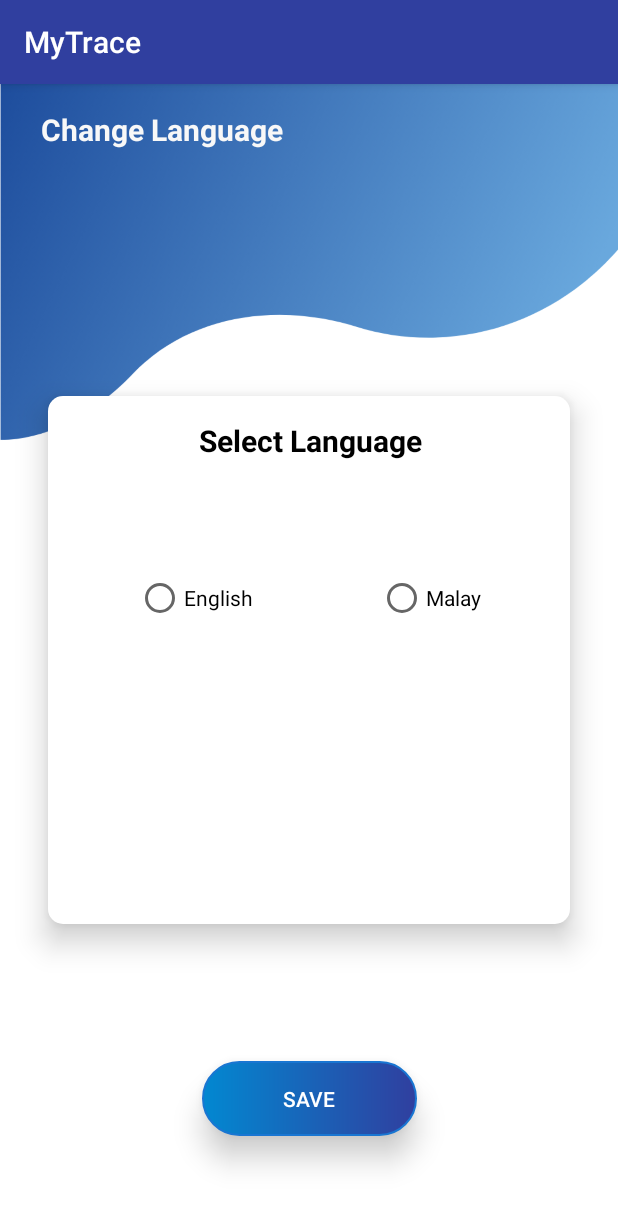
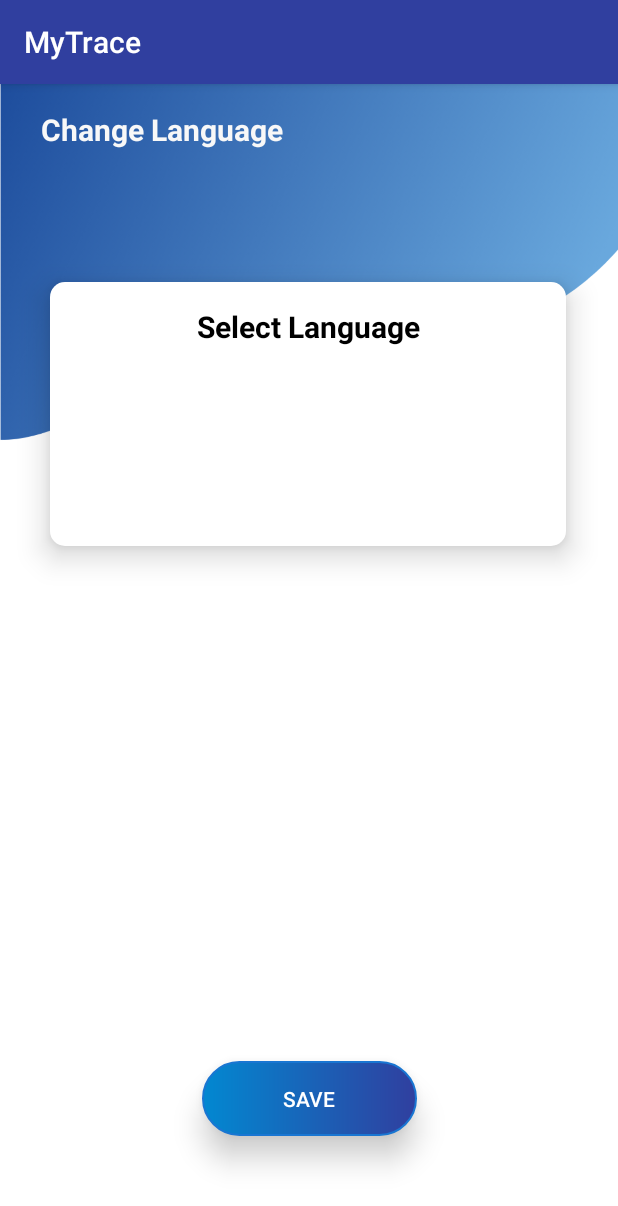
Before and after one commit to izzati2506/TraceTogether_APP, an Android app: the Change_Language screen opened directly, with no data from a screen before it, on a phone screen of 412 x 824 dp. Shown: the top 1206 px of the screen. Run offline under Robolectric (Android 15) with nearby library versions, the phone set to English and light mode, and no system bars.

Commit message:
edited the Login page

```diff
--- a/app/src/main/AndroidManifest.xml
+++ b/app/src/main/AndroidManifest.xml
@@ -2,6 +2,9 @@
 <manifest xmlns:android="http://schemas.android.com/apk/res/android"
     xmlns:tools="http://schemas.android.com/tools"
     package="com.example.mytrace">
+    <uses-permission android:name="android.permission.INTERNET"/>
+    <uses-permission android:name="android.permission.ACCESS_NETWORK_STATE"/>
+
 
     <application
         android:allowBackup="true"
@@ -13,9 +16,6 @@
         android:supportsRtl="true"
         android:theme="@style/Theme.MyTrace"
         tools:targetApi="31">
-        <activity
-            android:name=".Forget_password"
-            android:exported="false" />
         <activity
             android:name=".Application.Login.Login"
             android:exported="true">
--- a/app/src/main/java/com/example/mytrace/Application/Login/Login.java
+++ b/app/src/main/java/com/example/mytrace/Application/Login/Login.java
@@ -43,15 +43,16 @@ FirebaseAuth mAuth;
 
         btn_register =(Button) findViewById(R.id.btn_register);
         btn_register.setOnClickListener(this);
+
         btn_login=(Button) findViewById(R.id.btn_login);
         btn_login.setOnClickListener(this);
 
         ForgotPassowrdBt=findViewById(R.id.ForgotPassowrdBt);
         ForgotPassowrdBt.setOnClickListener(this);
 
-             email=(EditText) findViewById(R.id.email);
-             password=(EditText) findViewById(R.id.password);
-             spinner=(Spinner) findViewById(R.id.spinner);
+        email=(EditText) findViewById(R.id.email);
+        password=(EditText) findViewById(R.id.password);
+        spinner=(Spinner) findViewById(R.id.spinner);
 
            /*
         ArrayAdapter<CharSequence> adapter= ArrayAdapter.createFromResource(this, R.array.usertype, androidx.appcompat.R.layout.support_simple_spinner_dropdown_item  );
@@ -118,13 +119,11 @@ FirebaseAuth mAuth;
     public void onClick(View v) {
         switch (v.getId()){
 
-
             case R.id.btn_register:
                 startActivity(new Intent(Login.this,Registration_3.class));
-
+                break;
             case R.id.ForgotPassowrdBt:
                startActivity(new Intent(this,Forget_password.class));
-
                 break;
             case R.id.btn_login:
                 UserLogin();
--- a/app/src/main/java/com/example/mytrace/Application/Profile/Change_Language.java
+++ b/app/src/main/java/com/example/mytrace/Application/Profile/Change_Language.java
@@ -7,7 +7,12 @@ import androidx.appcompat.app.AppCompatActivity;
 import com.example.mytrace.R;
 
 public class Change_Language extends AppCompatActivity {
+
+    String[] item ={"M","Design","Component" ,"5.0 Lollipop"};
+
     protected void onCreate(Bundle savedInstanceState){
         super.onCreate(savedInstanceState);
         setContentView(R.layout.pp_change_language);
+
+
 }}
--- a/app/src/main/java/com/example/mytrace/Application/Registeration/Registration_3.java
+++ b/app/src/main/java/com/example/mytrace/Application/Registeration/Registration_3.java
@@ -67,6 +67,7 @@ public class Registration_3 extends AppCompatActivity implements View.OnClickLis
 
     @Override
     public void onClick(View v) {
+
         switch (v.getId()){
             case R.id.NvToLogin:
                 startActivity(new Intent(this,Login.class));
@@ -136,22 +137,23 @@ public class Registration_3 extends AppCompatActivity implements View.OnClickLis
 
 
         progressBar.setVisibility(View.VISIBLE);
-
         firebaseAuth.createUserWithEmailAndPassword(email,password)
                 .addOnCompleteListener(new OnCompleteListener<AuthResult>() {
+
                     @Override
                     public void onComplete(@NonNull Task<AuthResult> task) {
                         if(task.isSuccessful()) {
                             Users user = new Users(fullName, age, email);
 
-                            FirebaseDatabase.getInstance().getReference("Users")
+                                 FirebaseDatabase.getInstance().getReference("Users")
                                     .child(FirebaseAuth.getInstance().getCurrentUser().getUid())
                                     .setValue(user).addOnCompleteListener(new OnCompleteListener<Void>() {
 
                                         @Override
                                         public void onComplete(@NonNull Task<Void> task) {
+
                                             if (task.isSuccessful()) {
-                                                Toast.makeText(Registration_3.this, "User has been registered succeessfully! ", Toast.LENGTH_LONG).show();
+                                                Toast.makeText(Registration_3.this, "User has been registered successfully! ", Toast.LENGTH_LONG).show();
                                                 progressBar.setVisibility(View.GONE);
                                                 Intent intent4 = new Intent(Registration_3.this, Login.class);
                                                 startActivity(intent4);
--- a/app/src/main/res/layout/pp_change_language.xml
+++ b/app/src/main/res/layout/pp_change_language.xml
@@ -5,7 +5,9 @@
     android:layout_width="match_parent"
     android:layout_height="match_parent"
     android:background="@drawable/background"
-    tools:context=".Application.Profile.Change_Language">
+    tools:context=".Application.Profile.Change_Language"
+
+    >
 
 
     <TextView
@@ -23,60 +25,6 @@
         app:layout_constraintTop_toTopOf="parent"
         app:layout_constraintVertical_bias="0.023" />
 
-    <androidx.constraintlayout.widget.ConstraintLayout
-        android:id="@+id/constraintLayout2"
-        android:layout_width="348dp"
-        android:layout_height="352dp"
-        android:background="@drawable/white_background"
-        android:elevation="12dp"
-        app:layout_constraintBottom_toBottomOf="parent"
-        app:layout_constraintEnd_toEndOf="parent"
-        app:layout_constraintStart_toStartOf="parent"
-        app:layout_constraintTop_toTopOf="parent">
-
-        <TextView
-            android:id="@+id/textView26"
-            android:layout_width="185dp"
-            android:layout_height="51dp"
-            android:text="Select Language"
-            android:textAlignment="center"
-            android:textColor="#000000"
-            android:textSize="20sp"
-            android:textStyle="bold"
-            app:layout_constraintBottom_toBottomOf="parent"
-            app:layout_constraintEnd_toEndOf="parent"
-            app:layout_constraintHorizontal_bias="0.503"
-            app:layout_constraintStart_toStartOf="parent"
-            app:layout_constraintTop_toTopOf="parent"
-            app:layout_constraintVertical_bias="0.053" />
-
-        <RadioButton
-            android:id="@+id/radioButton"
-            android:layout_width="wrap_content"
-            android:layout_height="wrap_content"
-            android:minHeight="48dp"
-            android:text="@string/malay_language"
-            app:layout_constraintBottom_toBottomOf="parent"
-            app:layout_constraintEnd_toEndOf="parent"
-            app:layout_constraintHorizontal_bias="0.787"
-            app:layout_constraintStart_toStartOf="parent"
-            app:layout_constraintTop_toTopOf="parent"
-            app:layout_constraintVertical_bias="0.365" />
-
-        <RadioButton
-            android:id="@+id/radioButton2"
-            android:layout_width="82dp"
-            android:layout_height="48dp"
-            android:text="@string/english_language"
-            app:layout_constraintBottom_toBottomOf="parent"
-            app:layout_constraintEnd_toEndOf="parent"
-            app:layout_constraintHorizontal_bias="0.221"
-            app:layout_constraintStart_toStartOf="parent"
-            app:layout_constraintTop_toTopOf="parent"
-            app:layout_constraintVertical_bias="0.365" />
-
-    </androidx.constraintlayout.widget.ConstraintLayout>
-
     <Button
         android:id="@+id/button5"
         android:layout_width="143dp"
@@ -92,4 +40,63 @@
         app:layout_constraintTop_toTopOf="parent"
         app:layout_constraintVertical_bias="0.907" />
 
+    <androidx.constraintlayout.widget.ConstraintLayout
+        android:id="@+id/constraintLayout2"
+        android:layout_width="344dp"
+        android:layout_height="176dp"
+        android:background="@drawable/white_background"
+        android:elevation="12dp"
+        app:layout_constraintBottom_toBottomOf="parent"
+        app:layout_constraintEnd_toEndOf="parent"
+        app:layout_constraintHorizontal_bias="0.492"
+        app:layout_constraintStart_toStartOf="parent"
+        app:layout_constraintTop_toTopOf="parent"
+        app:layout_constraintVertical_bias="0.223">
+
+
+        <TextView
+            android:id="@+id/textView26"
+            android:layout_width="188dp"
+            android:layout_height="27dp"
+            android:text="Select Language"
+            android:textAlignment="center"
+            android:textColor="#000000"
+            android:textSize="20sp"
+            android:textStyle="bold"
+            app:layout_constraintBottom_toBottomOf="parent"
+            app:layout_constraintEnd_toEndOf="parent"
+            app:layout_constraintStart_toStartOf="parent"
+            app:layout_constraintTop_toTopOf="parent"
+            app:layout_constraintVertical_bias="0.107" />
+        <!--
+
+        <com.google.android.material.textfield.TextInputLayout
+
+            android:id="@+id/textInputLayout"
+            style="@style/Widget.MaterialComponents.TextInputLayout.OutlinedBox.Dense.ExposedDropdownMenu"
+            android:layout_width="match_parent"
+            android:layout_height="wrap_content"
+            android:layout_margin="16dp"
+            android:layout_marginBottom="288dp"
+
+
+            android:hint="@string/select"
+            app:layout_constraintBottom_toBottomOf="parent"
+            app:layout_constraintEnd_toEndOf="parent"
+            app:layout_constraintStart_toStartOf="parent">
+
+            <AutoCompleteTextView
+                android:id="@+id/auto_complete_txt"
+                android:layout_width="match_parent"
+                android:layout_height="wrap_content"
+                android:layout_marginTop="260dp"
+
+                android:inputType="none"
+                android:minHeight="48dp"/>
+
+
+        </com.google.android.material.textfield.TextInputLayout>
+-->
+
+    </androidx.constraintlayout.widget.ConstraintLayout>
 </androidx.constraintlayout.widget.ConstraintLayout>
--- a/app/src/main/res/values/strings.xml
+++ b/app/src/main/res/values/strings.xml
@@ -40,5 +40,6 @@
     <string name="invalid_username">Not a valid username</string>
     <string name="invalid_password">Password must be >5 characters</string>
     <string name="login_failed">"Login failed"</string>
+    <string name="select">select</string>
 
 </resources>
--- a/app/src/main/res/values/themes.xml
+++ b/app/src/main/res/values/themes.xml
@@ -1,6 +1,9 @@
 <resources xmlns:tools="http://schemas.android.com/tools">
     <!-- Base application theme. -->
-    <style name="Theme.MyTrace" parent="Base.Theme.AppCompat.Light.DarkActionBar">
+
+  <style name="Theme.MyTrace" parent="Base.Theme.AppCompat.Light.DarkActionBar"> <!--deleted this to solve the rinder problem but got another problem which
+  is button style  -->
+  <!-- <style name="Theme.MyTrace" parent="Theme.Material3.Light.NoActionBar">-->
 
        <!-- Theme.MaterialComponents.DayNight.DarkActionBar // I replaced this to solve " RENDER PROBLEM" -->
         <!-- Primary brand color. -->
```
